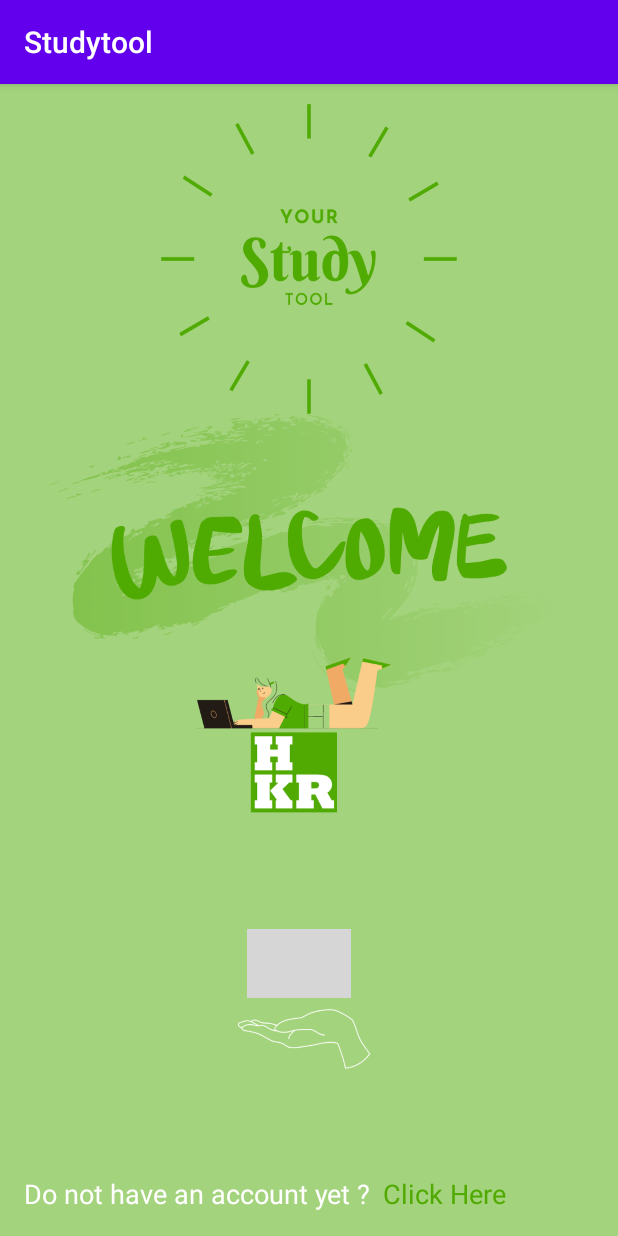
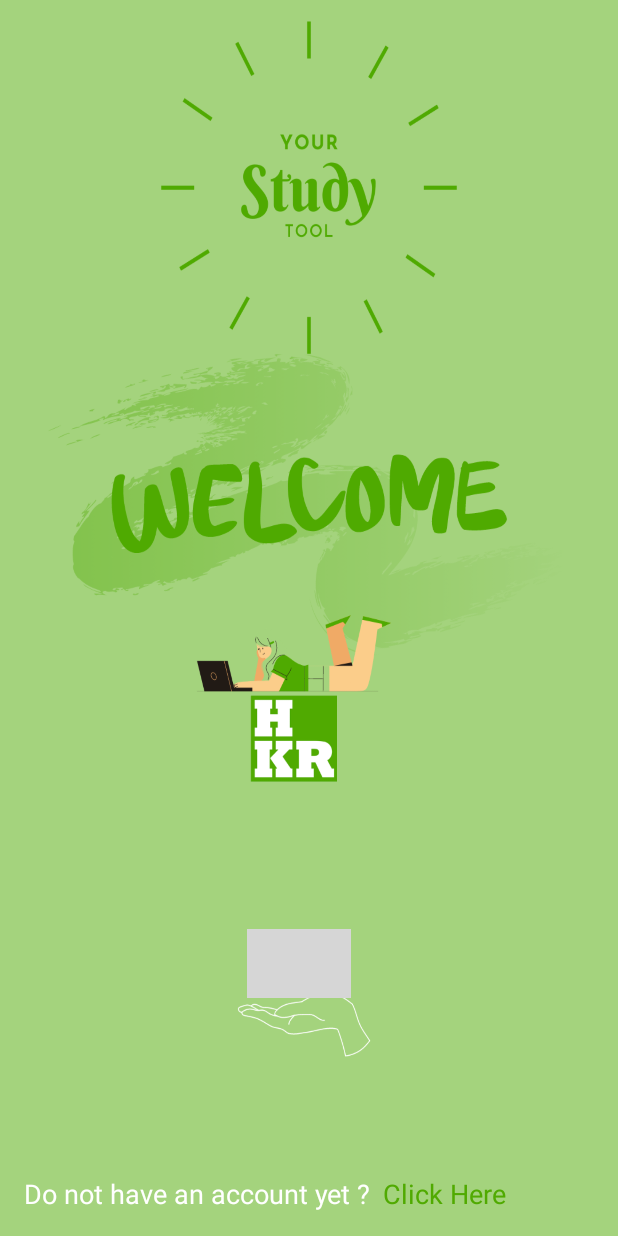
Before and after one commit to Naod124/Studytool, an Android app: the screen it shows after launch (MainActivity), on a phone screen of 412 x 824 dp. Run offline under Robolectric (Android 15) with nearby library versions, the phone set to English and light mode, and no system bars; grey boxes are pictures that could not be loaded.

Commit message:
remove action bar from all activities

```diff
--- a/app/src/main/java/com/company/studytool/Register.java
+++ b/app/src/main/java/com/company/studytool/Register.java
@@ -41,7 +41,7 @@ public class Register extends AppCompatActivity {
                     "$");
     private static final Pattern Email_PATTERN =
             Pattern.compile("[a-zA-Z0-9\\+\\.\\_\\%\\-\\+]{1,256}" + //any character
-                    "\\@" + //@
+                    "\\@" +                                         //@
                     "[stud]{4}" +                                   //stud after @
                     "(" +
                     "\\." +                                         //dot after stud
--- a/app/src/main/res/values/themes.xml
+++ b/app/src/main/res/values/themes.xml
@@ -1,6 +1,6 @@
 <resources xmlns:tools="http://schemas.android.com/tools">
     <!-- Base application theme. -->
-    <style name="Theme.Studytool" parent="Theme.AppCompat.DayNight.DarkActionBar">
+    <style name="Theme.Studytool" parent="Theme.AppCompat.DayNight.NoActionBar">
         <!-- Primary brand color. -->
         <item name="colorPrimary">@color/purple_500</item>
         <item name="colorPrimaryVariant">@color/purple_700</item>
```
